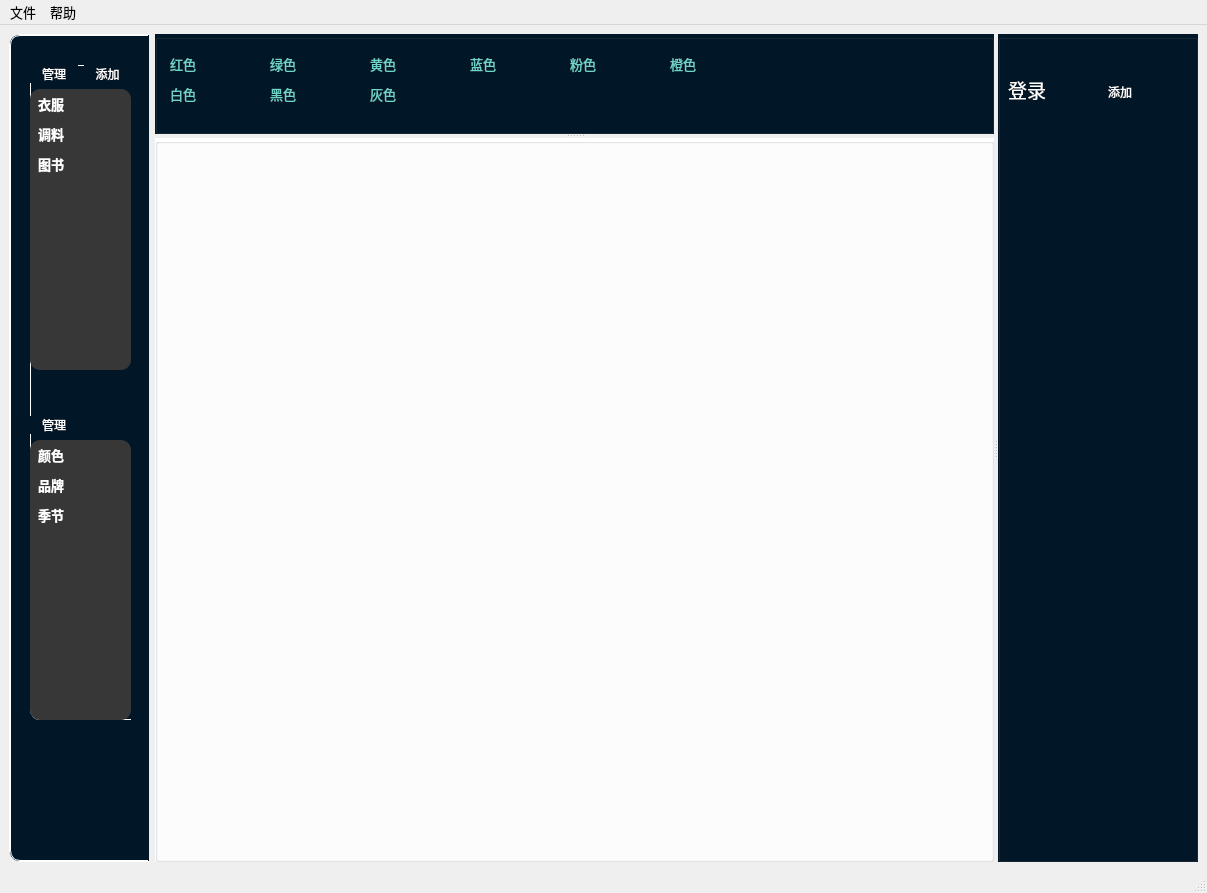
First picture: the form in code/managerUI.ui, repository RachelWealth/IoT-course-practice, before the edit.
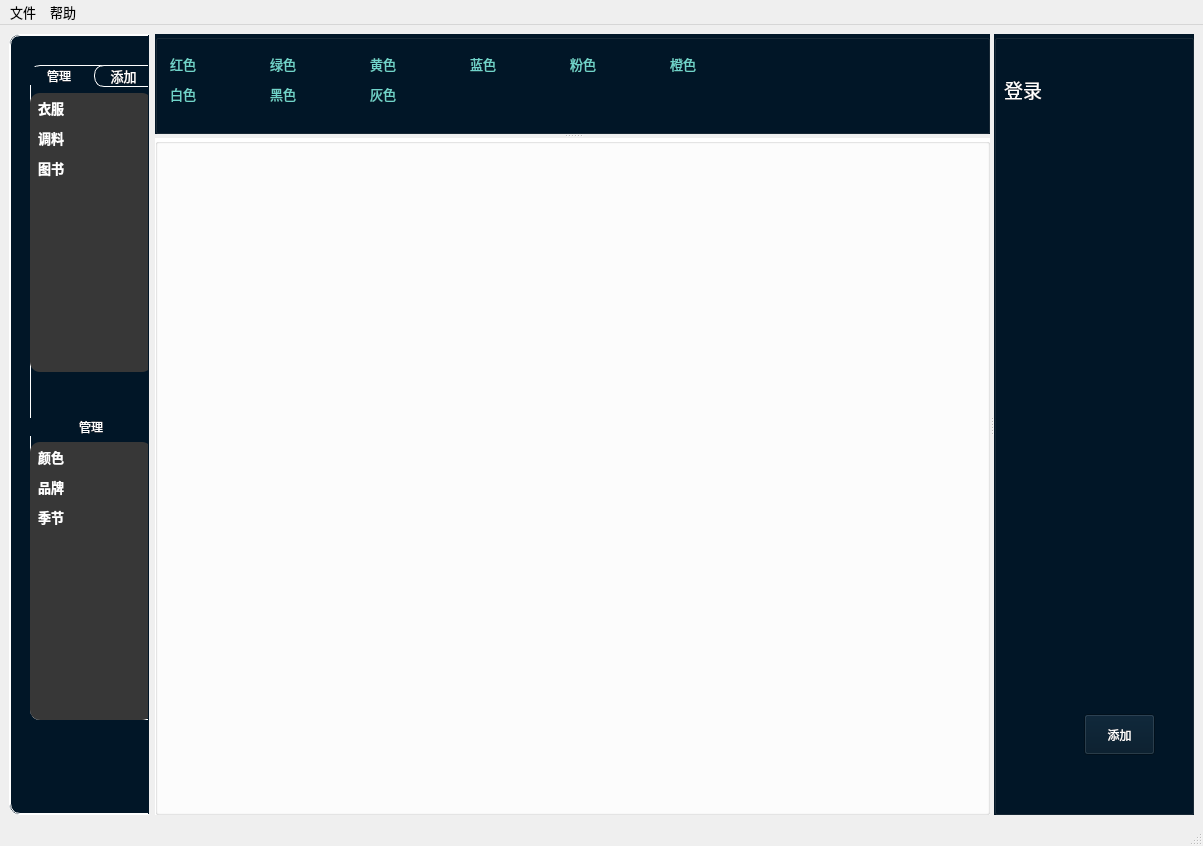
Second picture: the form after the edit.

```diff
--- a/code/managerUI.ui
+++ b/code/managerUI.ui
@@ -9,8 +9,8 @@
    <rect>
     <x>0</x>
     <y>0</y>
-    <width>1207</width>
-    <height>893</height>
+    <width>1203</width>
+    <height>846</height>
    </rect>
   </property>
   <property name="font">
@@ -62,7 +62,7 @@
              <x>0</x>
              <y>0</y>
              <width>138</width>
-             <height>816</height>
+             <height>769</height>
             </rect>
            </property>
            <widget class="QWidget" name="layoutWidget">
@@ -70,7 +70,7 @@
              <rect>
               <x>20</x>
               <y>30</y>
-              <width>101</width>
+              <width>122</width>
               <height>655</height>
              </rect>
             </property>
@@ -92,12 +92,7 @@
                 </widget>
                </item>
                <item>
-                <widget class="QPushButton" name="buttonAddObject">
-                 <property name="styleSheet">
-                  <string notr="true">border:none;
-color:white;
-font: 7pt &quot;AcadEref&quot;;</string>
-                 </property>
+                <widget class="QPushButton" name="buttonAddObj">
                  <property name="text">
                   <string>添加</string>
                  </property>
@@ -259,18 +254,6 @@
                  </property>
                 </widget>
                </item>
-               <item>
-                <widget class="QPushButton" name="button_add_2">
-                 <property name="styleSheet">
-                  <string notr="true">border:none;
-color:white;
-font: 7pt &quot;AcadEref&quot;;</string>
-                 </property>
-                 <property name="text">
-                  <string/>
-                 </property>
-                </widget>
-               </item>
               </layout>
              </item>
              <item>
@@ -629,17 +612,18 @@
          <string/>
         </property>
        </widget>
-       <widget class="QLabel" name="labelAddMeber">
+       <widget class="QPushButton" name="buttonAddMb">
         <property name="geometry">
          <rect>
-          <x>110</x>
-          <y>50</y>
-          <width>51</width>
-          <height>16</height>
+          <x>90</x>
+          <y>680</y>
+          <width>71</width>
+          <height>41</height>
          </rect>
         </property>
         <property name="styleSheet">
-         <string notr="true">color:white;</string>
+         <string notr="true">color:rgb(255, 255, 255);
+font: 10pt &quot;宋体&quot;;</string>
         </property>
         <property name="text">
          <string>添加</string>
@@ -656,7 +640,7 @@
     <rect>
      <x>0</x>
      <y>0</y>
-     <width>1207</width>
+     <width>1203</width>
      <height>26</height>
     </rect>
    </property>
```
